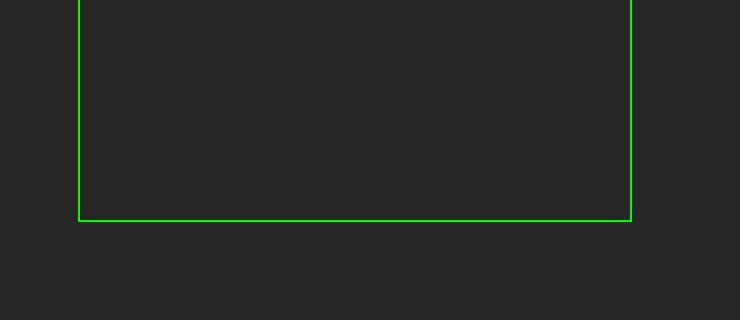
Above: mainPage.ui from brezden/Grassfire-Algorithm-Simulator before the change; both pictures show x 460 to 1200 and y 480 to 800 of the 1200 by 800 pixel window. Below: the same form after it.
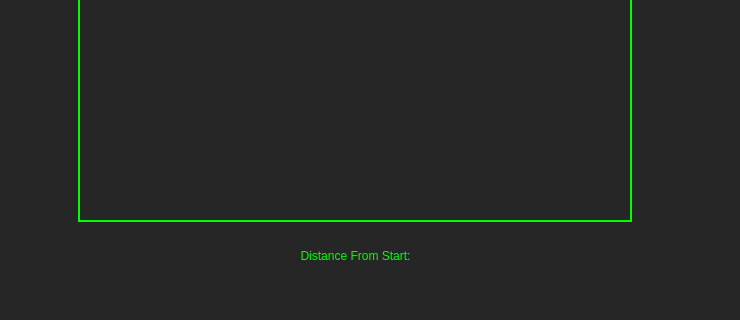
That is the form after the change.

```diff
--- a/mainPage.ui
+++ b/mainPage.ui
@@ -286,6 +286,29 @@
     <set>Qt::AlignCenter</set>
    </property>
   </widget>
+  <widget class="QLabel" name="distance">
+   <property name="geometry">
+    <rect>
+     <x>540</x>
+     <y>720</y>
+     <width>551</width>
+     <height>31</height>
+    </rect>
+   </property>
+   <property name="styleSheet">
+    <string notr="true">display: flex;
+align-items: center;
+justify-content: center;
+color: rgb(0, 255, 0);
+font: 25px &quot;Lucida Console&quot;;</string>
+   </property>
+   <property name="text">
+    <string>Distance From Start:</string>
+   </property>
+   <property name="alignment">
+    <set>Qt::AlignCenter</set>
+   </property>
+  </widget>
  </widget>
  <resources/>
  <connections/>
```
